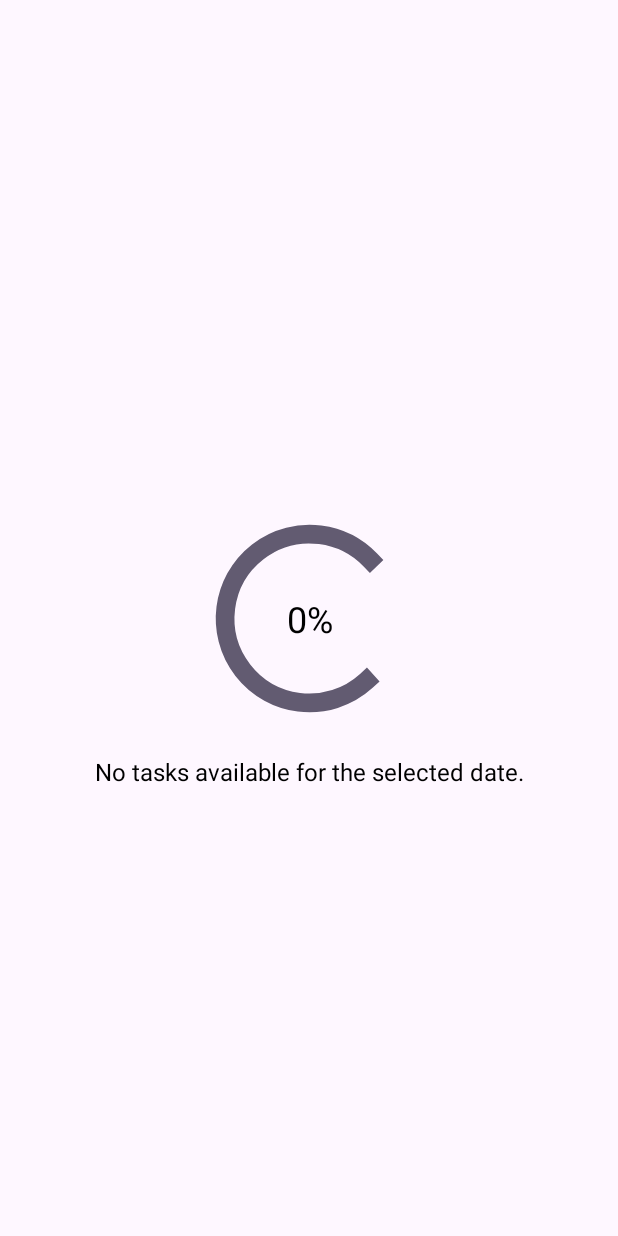
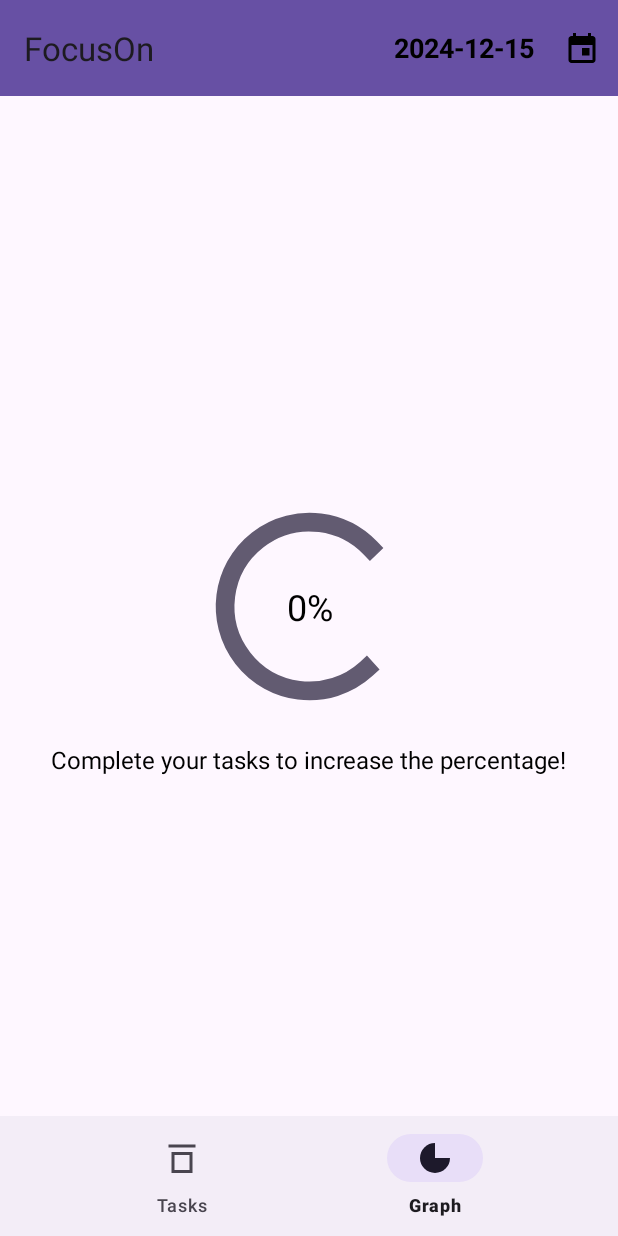
Before and after one commit to HUMBLE25/FocusOn, an Android app: the screen it shows after launch (GraphActivity before the commit, MainActivity after it), item 2 of the bottom bar chosen, on a phone screen of 412 x 824 dp. Run offline under Robolectric (Android 15) with nearby library versions, the phone set to English and light mode, and no system bars.

Commit message:
FIX: The recyclerView in TaskFragment was not updated when deleting, modifying, or completing, but now it does.

```diff
--- a/app/src/main/java/com/example/focuson/GraphActivity.java
+++ b/app/src/main/java/com/example/focuson/GraphFragment.java
@@ -1,41 +1,55 @@
 package com.example.focuson;
 
 import android.os.Bundle;
+import android.view.LayoutInflater;
+import android.view.View;
+import android.view.ViewGroup;
 import android.widget.ProgressBar;
 import android.widget.TextView;
 
-import androidx.appcompat.app.AppCompatActivity;
+import androidx.annotation.NonNull;
+import androidx.annotation.Nullable;
+import androidx.fragment.app.Fragment;
 
 import java.util.ArrayList;
 
-public class GraphActivity extends AppCompatActivity {
+public class GraphFragment extends Fragment {
 
     private ProgressBar progressBar; // 원형 ProgressBar
     private TextView textViewProgress; // 성취도 퍼센트 텍스트
     private TextView textViewDescription; // 성취도 설명 텍스트
     private DBHelper dbHelper; // 데이터베이스 헬퍼
 
+    @Nullable
     @Override
-    protected void onCreate(Bundle savedInstanceState) {
-        super.onCreate(savedInstanceState);
-        setContentView(R.layout.activity_graph);
+    public View onCreateView(@NonNull LayoutInflater inflater, @Nullable ViewGroup container, @Nullable Bundle savedInstanceState) {
+        // fragment_graph.xml을 inflate하여 View 생성
+        return inflater.inflate(R.layout.fragment_graph, container, false);
+    }
+
+    @Override
+    public void onViewCreated(@NonNull View view, @Nullable Bundle savedInstanceState) {
+        super.onViewCreated(view, savedInstanceState);
 
         // View 초기화
-        progressBar = findViewById(R.id.progressBar);
-        textViewProgress = findViewById(R.id.textViewProgress);
-        textViewDescription = findViewById(R.id.textViewDescription);
+        progressBar = view.findViewById(R.id.progressBar);
+        textViewProgress = view.findViewById(R.id.textViewProgress);
+        textViewDescription = view.findViewById(R.id.textViewDescription);
 
         // DBHelper 초기화
-        dbHelper = new DBHelper(this);
+        dbHelper = new DBHelper(requireContext());
 
         // 선택된 날짜 데이터 가져오기
-        String selectedDate = getIntent().getStringExtra("selectedDate");
+        Bundle arguments = getArguments();
+        if (arguments != null) {
+            String selectedDate = arguments.getString("selectedDate");
 
-        // 할 일 완료 비율 계산 및 UI 업데이트
-        updateProgress(selectedDate);
+            // 할 일 완료 비율 계산 및 UI 업데이트
+            updateProgress(selectedDate);
+        }
     }
 
-    private void updateProgress(String date) {
+    public void updateProgress(String date) {
         // 해당 날짜의 모든 할 일 가져오기
         ArrayList<Task> tasks = dbHelper.getTasksByDate(date);
 
--- a/app/src/main/java/com/example/focuson/MainActivity.java
+++ b/app/src/main/java/com/example/focuson/MainActivity.java
@@ -18,6 +18,8 @@
 import androidx.appcompat.widget.Toolbar;
 
 import androidx.fragment.app.Fragment;
+import androidx.fragment.app.FragmentContainer;
+import androidx.fragment.app.FragmentContainerView;
 import androidx.recyclerview.widget.LinearLayoutManager;
 import androidx.recyclerview.widget.RecyclerView;
 
@@ -31,46 +33,45 @@
 
 public class MainActivity extends AppCompatActivity {
     public static final int REQUEST_CODE_EDIT = 101;
-    private ArrayList<Task> taskList;
-    private TaskAdapter taskAdapter;
-    private DBHelper dbHelper;
-    private RecyclerView taskRecyclerView;
-
-    protected Button addTaskButton;
     public ActivityResultLauncher<Intent> editTaskLauncher;
     private Calendar selectedDate; // 날짜 선택을 위한 변수
+    private String forMattedDate; // 바뀐 날짜는 저장하는 변수
+
+    private TaskFragment taskFragment; // TaskFragment 인스턴스
+    private GraphFragment graphFragment; // GraphFragment 인스턴스
+
     @Override
     protected void onCreate(Bundle savedInstanceState) {
         super.onCreate(savedInstanceState);
         setContentView(R.layout.activity_main);
 
-        // DBHelper 초기화
-        dbHelper = new DBHelper(this);
-
-        // RecyclerView 초기화
-        taskRecyclerView = findViewById(R.id.taskRecyclerView);
-
-        taskRecyclerView.setLayoutManager(new LinearLayoutManager(this));
-
-        // addTaskButton 초기화
-        addTaskButton = (Button) findViewById(R.id.addTaskButton);
-
         // 초기 날짜는 오늘로 설정
         selectedDate = Calendar.getInstance();
 
+        forMattedDate = getFormattedDate(selectedDate);
         // 툴바 설정
         Toolbar toolbar = findViewById(R.id.toolbar);
         setSupportActionBar(toolbar);
+
+        // 프래그먼트 초기화
+        taskFragment = new TaskFragment();
+        graphFragment = new GraphFragment();
+
+        // TaskFragment를 초기 화면으로 설정
+        Bundle bundle = new Bundle();
+        bundle.putString("selectedDate", forMattedDate);
+        taskFragment.setArguments(bundle);
+        getSupportFragmentManager().beginTransaction()
+                .replace(R.id.fragmentContainerView, taskFragment)
+                .commit();
 
         // 하단네비게이션바 설정
         BottomNavigationView bottomNavigationView = findViewById(R.id.bottomNavigationView);
         bottomNavigationView.setOnNavigationItemSelectedListener(navListener);
 
-        loadTasksByDate(getFormattedDate(selectedDate)); // 오늘 날짜의 할 일 불러오기
+        handleNewTaskIntent(); // Intent로 새 할 일 데이터 처리
 
-        // 'Add Task' 버튼 클릭 시 AddTaskTitleActivity로 이동
-        addTaskButton.setOnClickListener(new AddTaskClickListener());
-
+        // TaskFragment에서 필요한 매서드
         // "수정" 후 결과 처리
         editTaskLauncher = registerForActivityResult(
                 new ActivityResultContracts.StartActivityForResult(),
@@ -79,65 +80,23 @@
                         boolean isUpdated = result.getData().getBooleanExtra("isUpdated", false);
                         if (isUpdated) {
                             // 모든 데이터를 불러 오는 문제가 있음 해당 날짜의 데이터만 불러오면 될 것이다.
-                            loadTasksFromDB(); // DB에서 할 일 목록 불러오기
-                            setTaskAdapter(); // TaskAdapter 설정, 할일 목록 출력.
-
+                            taskFragment.loadTasksByDate(forMattedDate);// DB에서 할 일 목록 불러오기
                         }
                     }
                 }
         );
-
-        // 새로 추가된 할 일이 있는 경우 목록에 추가
-        if (getIntent().hasExtra("newTaskTitle")) {
-
-            String taskTitle = getIntent().getStringExtra("newTaskTitle");
-            int importance = getIntent().getIntExtra("importanceValue", 1);
-            int desire = getIntent().getIntExtra("desireValue", 1);
-            int obligation = getIntent().getIntExtra("obligationValue", 1);
-            Date deadlineDate = (Date) getIntent().getSerializableExtra("deadline");
-
-            // Date -> String 변환
-            String deadline = null;
-            if (deadlineDate != null) {
-                deadline = new SimpleDateFormat("yyyy-MM-dd", Locale.getDefault()).format(deadlineDate);
-            }
-
-            Task newTask = new Task(0, taskTitle, importance, obligation, deadline, desire, false, null,0);
-            dbHelper.insertTask(newTask); // DB에 새로운 Task 저장
-
-            loadTasksByDate(getFormattedDate(selectedDate));
-            Toast.makeText(this, "할 일이 추가되었습니다.", Toast.LENGTH_SHORT).show();
-        }
     }
 
     @Override
     public boolean onCreateOptionsMenu(Menu menu) {
         getMenuInflater().inflate(R.menu.main_menu, menu);
-
-        MenuItem todayDateItem = menu.findItem(R.id.menu_today_date); // 오늘 날짜 표기
-        View actionView = todayDateItem.getActionView(); // 커스텀 메뉴 항목을 가져오기
-        if (actionView != null) {
-            TextView todayDateText = actionView.findViewById(R.id.custom_today_date);
-            String todayDate = new SimpleDateFormat("yyyy-MM-dd (EEE)", Locale.getDefault())
-                    .format(selectedDate.getTime());
-            todayDateText.setText(todayDate); // 날짜 설정
-        }else {
-            Log.e("MenuItem", "Action view is null for menu_today_date");
-        }
-
+        updateToolbarDate(menu);
         return true;
     }
 
+
     @Override
     public boolean onOptionsItemSelected(MenuItem item) {
-        // menu_graph는 item.getItemId()이 안된다.
-        // 왜 안되지...??
-        // id를 받아오지 못하고 있다. 왜 받아오지 못하는 것일까?
-        // view여서 그런건가?... infalte하지 않아서 못받아 오는 것 같아. 받아 올수 없는 구조인거지
-        // bottomNavigationView를 불어와야해 불러 오면, 메뉴를 어떻게 받아 올거지?
-        // 컨텍스트 메뉴를 만들어야 하나?
-        Log.i("isItem", "isItem: " + item);
-        Log.i("item", "item: " + item.getItemId());
         if (item.getItemId() == R.id.menu_calendar) {
             // 달력 아이콘 클릭 시 날짜 선택 다이얼로그 표시
             showDatePicker();
@@ -145,25 +104,26 @@
         }
         return super.onOptionsItemSelected(item);
     }
+
     private final BottomNavigationView.OnNavigationItemSelectedListener navListener = item -> {
-        // By using switch we can easily get
-        // the selected fragment
-        // by using there id.
-        int itemId = item.getItemId();
-        if (itemId == R.id.menu_graph) {
-            // GraphActivity로 전환
-            Intent graphIntent = new Intent(MainActivity.this, GraphActivity.class);
-            String formattedDate = getFormattedDate(selectedDate); // 현재 선택된 날짜
-            graphIntent.putExtra("selectedDate", formattedDate); // 선택된 날짜 전달
-            startActivity(graphIntent);
-            return true;
-        } else if (itemId == R.id.menu_graph) {
-            // MainActivity로 전환
-            // 현재 날짜의 정보로 전환
+        if (item.getItemId() == R.id.menu_tasks) {
+            setFragment(taskFragment);
+        } else if (item.getItemId() == R.id.menu_graph) {
+            setFragment(graphFragment);
         }
         return true;
     };
 
+    private void updateToolbarDate(Menu menu) {
+        MenuItem todayDateItem = menu.findItem(R.id.menu_today_date);
+        if (todayDateItem != null) {
+            View actionView = todayDateItem.getActionView();
+            if (actionView != null) {
+                TextView todayDateText = actionView.findViewById(R.id.custom_today_date);
+                todayDateText.setText(forMattedDate);
+            }
+        }
+    }
     private void showDatePicker() {
         Calendar currentDate = Calendar.getInstance();
         DatePickerDialog datePickerDialog = new DatePickerDialog(
@@ -175,9 +135,8 @@
                     // 상단 메뉴 날짜 갱신
                     invalidateOptionsMenu();
 
-                    // TODO: 선택된 날짜에 해당하는 할 일을 불러오는 로직 추가
-                    String formattedDate = getFormattedDate(selectedDate);
-                    loadTasksByDate(formattedDate);
+                    forMattedDate = getFormattedDate(selectedDate);
+                    updateFragmentData();
                     Toast.makeText(this, "선택된 날짜: " + new SimpleDateFormat("yyyy-MM-dd", Locale.getDefault()).format(selectedDate.getTime()), Toast.LENGTH_SHORT).show();
                 },
                 currentDate.get(Calendar.YEAR),
@@ -187,42 +146,48 @@
         datePickerDialog.show();
     }
 
+    private void setFragment(Fragment fragment) {
+        getSupportFragmentManager().beginTransaction()
+                .replace(R.id.fragmentContainerView, fragment)
+                .commit();
+    }
+    private void updateFragmentData() {
+        if (taskFragment.isVisible()) {
+            taskFragment.loadTasksByDate(forMattedDate);
+        } else if (graphFragment.isVisible()) {
+            graphFragment.updateProgress(forMattedDate);
+        }
+    }
+
+    private void handleNewTaskIntent() {
+        // 앱이 종료되지는 앟는다.
+        // 하지만 화면이 갱신되지 않는다.
+        // DB에 들어가지만 날짜가 들어가지 않는 문제가 생기고 있다.
+        Intent intent = getIntent();
+        if (intent != null && intent.hasExtra("newTaskTitle")) {
+            String taskTitle = intent.getStringExtra("newTaskTitle");
+            int importance = intent.getIntExtra("importanceValue", 1);
+            int desire = intent.getIntExtra("desireValue", 1);
+            int obligation = intent.getIntExtra("obligationValue", 1);
+            Date deadlineDate = (Date) getIntent().getSerializableExtra("deadline");
+
+            // Date -> String 변환
+            String deadline = null;
+            if (deadlineDate != null) {
+                deadline = new SimpleDateFormat("yyyy-MM-dd", Locale.getDefault()).format(deadlineDate);
+            }
+
+            Task newTask = new Task(0, taskTitle, importance, obligation, deadline, desire, false, null, 0);
+            new DBHelper(this).insertTask(newTask);
+
+            if (taskFragment.isVisible()) {
+                taskFragment.loadTasksByDate(forMattedDate);
+            }
+            Toast.makeText(this, "할 일이 추가되었습니다.", Toast.LENGTH_SHORT).show();
+        }
+    }
     // 날짜 포맷 메서드
     private String getFormattedDate(Calendar calendar) {
         return new SimpleDateFormat("yyyy-MM-dd", Locale.getDefault()).format(calendar.getTime());
     }
-
-    // 선택된 날짜의 데이터를 불러오는 메서드
-    private void loadTasksByDate(String date) {
-        Log.i("date", "(date): "+ date); // 오늘 날은 잘 나온다.
-        taskList = dbHelper.getTasksByDate(date); // DBHelper에서 데이터 불러오기
-        Log.i("dbHelper.getTasksByDate(date)", "dbHelper.getTasksByDate(date)"+taskList); // 데이터를 못불러오고 있다.
-        if (taskList == null) {
-            taskList = new ArrayList<>();
-        }
-        setTaskAdapter(); // RecyclerView 갱신
-    }
-
-    public void loadTasksFromDB() {
-        // DB에서 모든 할 일 불러오기
-        taskList = dbHelper.getTasksWithPriority();
-        if (taskList == null) {
-
-            taskList = new ArrayList<>();
-        }
-    }
-
-    public void setTaskAdapter (){
-        taskAdapter = new TaskAdapter(this, taskList);
-        taskRecyclerView.setAdapter(taskAdapter);
-    }
-
-    private class AddTaskClickListener implements View.OnClickListener{
-        @Override
-        public void onClick(View v) {
-            Intent intent = new Intent(MainActivity.this, AddTaskTitleActivity.class);
-            startActivity(intent);
-        }
-    }
-
 }
--- a/app/src/main/java/com/example/focuson/TaskAdapter.java
+++ b/app/src/main/java/com/example/focuson/TaskAdapter.java
@@ -32,11 +32,14 @@
     private Context context;
     private ArrayList<Task> taskList;
     private DBHelper dbHelper;
-
-    public TaskAdapter(Context context, ArrayList<Task> taskList) {
+    private TaskFragment taskFragment; // TaskFragment 인스턴스
+    private String forMattedDate; // 바뀐 날짜는 저장하는 변수
+    public TaskAdapter(Context context, ArrayList<Task> taskList,  TaskFragment taskFragment,String forMattedDate) {
         this.context = context;
         this.taskList = taskList;
         this.dbHelper = new DBHelper(context); // DBHelper 초기화
+        this.taskFragment = taskFragment;
+        this.forMattedDate = forMattedDate;
     }
 
     @NonNull
@@ -54,7 +57,7 @@
         holder.taskPriorityTextView.setText("Priority: " + task.getPriority()); // 우선순위  설정
         holder.taskCheckBox.setChecked(task.isChecked());
 
-//         checked라면 취소선을 긋고 흐릿하게 만든다.
+//        checked라면 취소선을 긋고 흐릿하게 만든다.
         if(taskList.get(position).isChecked()){
             holder.itemView.setAlpha(0.5f); // 완료시 흐릿하게 만듦.
             holder.itemView.setBackground(new StrikethroughDrawable()); // 전체 itemView에 취소선을 긋는다.
@@ -75,9 +78,8 @@
                 task.setWhenChecked(null);
             }
             dbHelper.updateTask(task); // DB 업데이트
-            ((MainActivity) context).loadTasksFromDB(); // 데이터 불러오기
-            ((MainActivity) context).setTaskAdapter(); // 목록 재정렬, RecyclerView 갱신
-
+            // 선택된 날짜로 할일 목록 갱신
+            taskFragment.loadTasksByDate(forMattedDate);
         });
 
         // 옵션 버튼
@@ -103,8 +105,8 @@
                     dbHelper.deleteTask(task.getId()); // DB에서 삭제
                     taskList.remove(position); // 로컬 리스트에서 삭제
                     Toast.makeText(context, "할 일 삭제됨", Toast.LENGTH_SHORT).show();
-                    ((MainActivity) context).loadTasksFromDB(); // 데이터 불러오기
-                    ((MainActivity) context).setTaskAdapter(); // 목록 재정렬, RecyclerView 갱신
+                    // 선택된 날짜로 할일 목록 갱신
+                    taskFragment.loadTasksByDate(forMattedDate);
                     return true;
                 }
                 return false;
--- /dev/null
+++ b/app/src/main/java/com/example/focuson/TaskFragment.java
@@ -0,0 +1,109 @@
+package com.example.focuson;
+
+import android.content.Intent;
+import android.os.Bundle;
+
+import androidx.activity.result.ActivityResultLauncher;
+import androidx.annotation.NonNull;
+import androidx.annotation.Nullable;
+import androidx.fragment.app.Fragment;
+import androidx.recyclerview.widget.LinearLayoutManager;
+import androidx.recyclerview.widget.RecyclerView;
+
+import android.util.Log;
+import android.view.LayoutInflater;
+import android.view.View;
+import android.view.ViewGroup;
+import android.widget.Button;
+
+import java.text.SimpleDateFormat;
+import java.util.ArrayList;
+import java.util.Calendar;
+import java.util.Locale;
+
+
+public class TaskFragment extends Fragment {
+
+    // TODO: 리사이클러 뷰, 데이터를 불러 올 수 있어야 한다.
+    // TODO: + 버튼 클릭시 다음 인텐트로 넘어 갈 수 있도록 한다.
+    // TODO: 기존의 MainActivity의 모든 과정을 그대로 수행할 수 있도록 한다.
+    // Mainactivity에서 값들을 전달해주는 방식으로 해야할 것이다.
+    // dbhelper의 매서드를 활용하는 방법이니 데이터를 가져오는 것은 문제가 없을 것이다.
+    // 하지만 어느 시점의 데이터를 불러올지는 어떻게 해야할까?
+    // Fragement를 생성하여 MainActivity에 보이게 하는 것이다.
+    // the fragment initialization parameters, e.g. ARG_ITEM_NUMBER
+    public static final int REQUEST_CODE_EDIT = 101;
+    private ArrayList<Task> taskList;
+    private TaskAdapter taskAdapter;
+    private DBHelper dbHelper;
+    private RecyclerView taskRecyclerView;
+    protected Button addTaskButton;
+    private Calendar selectedDate; // 날짜 선택을 위한 변수
+    private String forMattedDate; // 바뀐 날짜는 저장하는 변수
+    public ActivityResultLauncher<Intent> editTaskLauncher;
+    public TaskFragment() {
+    }
+    @Override
+    public void onCreate(Bundle savedInstanceState) {
+        super.onCreate(savedInstanceState);
+    }
+    @Override
+    public View onCreateView(LayoutInflater inflater, ViewGroup container, Bundle savedInstanceState) {
+        // fragment_graph.xml을 inflate하여 View 생성
+        return inflater.inflate(R.layout.fragment_task, container, false);
+    }
+
+    // bundle로 날짜를 받아오고 해당 날짜의 데이터를 가져와 출력한다.
+    @Override
+    public void onViewCreated(@NonNull View view, @Nullable Bundle savedInstanceState) {
+        super.onViewCreated(view, savedInstanceState);
+        // 초기 날짜는 오늘로 설정
+        selectedDate = Calendar.getInstance();
+
+        dbHelper = new DBHelper(requireContext());
+
+        taskRecyclerView = view.findViewById(R.id.taskRecyclerView);
+        taskRecyclerView.setLayoutManager(new LinearLayoutManager(requireContext()));
+
+        forMattedDate = getFormattedDate(selectedDate); // 날짜의 포멧을 바꿈
+        loadTasksByDate(forMattedDate);
+
+        // 선택된 날짜 데이터 가져오기
+        Bundle arguments = getArguments();
+        if (arguments != null) {
+            forMattedDate = arguments.getString("selectedDate");
+            // 할일 목록 조회
+            loadTasksByDate(forMattedDate);
+        }
+
+        addTaskButton = view.findViewById(R.id.addTaskButton); // 버튼 초기화
+        addTaskButton.setOnClickListener(new AddTaskClickListener()); // 버튼 리스너 설정
+    }
+
+
+    // 받는 인자 값은 날짜만을 받으며, 리턴값은 없다.
+    public void loadTasksByDate(String date) {
+        taskList = dbHelper.getTasksByDate(date); // DBHelper에서 데이터 불러오기
+        if (taskList == null) {
+            taskList = new ArrayList<>();
+        }
+        // TaskAdapter에서 프래그멘트와 날짜를 받으면 되지 않나?
+        taskAdapter = new TaskAdapter(requireContext(), taskList,this,forMattedDate);// RecyclerView 갱신
+
+        taskRecyclerView.setAdapter(taskAdapter);
+    }
+    // 날짜 포멧 설정 매소드
+    private String getFormattedDate(Calendar calendar) {
+        return new SimpleDateFormat("yyyy-MM-dd", Locale.getDefault()).format(calendar.getTime());
+    }
+
+    // 버튼 클릭시 AddTaskTitleActivity로 전환한다.
+    private class AddTaskClickListener implements View.OnClickListener{
+        @Override
+        public void onClick(View v) {
+            Intent intent = new Intent(requireContext(), AddTaskTitleActivity.class);
+            startActivity(intent);
+        }
+    }
+
+}
--- a/app/src/main/res/layout/activity_main.xml
+++ b/app/src/main/res/layout/activity_main.xml
@@ -1,5 +1,4 @@
-<androidx.constraintlayout.widget.ConstraintLayout
-    xmlns:android="http://schemas.android.com/apk/res/android"
+<androidx.constraintlayout.widget.ConstraintLayout xmlns:android="http://schemas.android.com/apk/res/android"
     xmlns:app="http://schemas.android.com/apk/res-auto"
     xmlns:tools="http://schemas.android.com/tools"
     android:layout_width="match_parent"
@@ -13,33 +12,45 @@
         android:layout_height="wrap_content"
         android:background="?attr/colorPrimary"
         android:theme="@style/ThemeOverlay.AppCompat.ActionBar"
-        app:popupTheme="@style/ThemeOverlay.AppCompat.Light"
+        app:layout_constraintEnd_toEndOf="parent"
+        app:layout_constraintStart_toStartOf="parent"
         app:layout_constraintTop_toTopOf="parent"
-        app:layout_constraintStart_toStartOf="parent"
-        app:layout_constraintEnd_toEndOf="parent" />
+        app:popupTheme="@style/ThemeOverlay.AppCompat.Light" />
 
-    <!-- 할 일 목록을 표시하는 RecyclerView, 스크롤바 추가-->
-    <androidx.recyclerview.widget.RecyclerView
-        android:id="@+id/taskRecyclerView"
+    <!-- 프래그먼트로 교체할 예정 -->
+    <!--     할 일 목록을 표시하는 RecyclerView, 스크롤바 추가-->
+    <!--    <androidx.recyclerview.widget.RecyclerView-->
+    <!--        android:id="@+id/taskRecyclerView"-->
+    <!--        android:layout_width="0dp"-->
+    <!--        android:layout_height="0dp"-->
+    <!--        android:scrollbars="vertical"-->
+    <!--        app:layout_constraintTop_toBottomOf="@+id/toolbar"-->
+    <!--        app:layout_constraintBottom_toTopOf="@+id/addTaskButton"-->
+    <!--        app:layout_constraintStart_toStartOf="parent"-->
+    <!--        app:layout_constraintEnd_toEndOf="parent"-->
+    <!--        tools:listitem="@layout/item_task" />-->
+
+    <!-- 새 할 일 추가 버튼 -->
+    <!--    <Button-->
+    <!--        android:id="@+id/addTaskButton"-->
+    <!--        android:layout_width="wrap_content"-->
+    <!--        android:layout_height="wrap_content"-->
+    <!--        android:layout_marginBottom="8dp"-->
+    <!--        android:text="+"-->
+    <!--        app:layout_constraintBottom_toTopOf="@+id/bottomNavigationView"-->
+    <!--        app:layout_constraintEnd_toEndOf="parent"-->
+    <!--        app:layout_constraintStart_toStartOf="parent" />-->
+
+    <!--  프래그먼튼 뷰  -->
+    <androidx.fragment.app.FragmentContainerView
+        android:id="@+id/fragmentContainerView"
+        android:name="com.example.focuson.TaskFragment"
         android:layout_width="0dp"
         android:layout_height="0dp"
-        android:scrollbars="vertical"
-        app:layout_constraintTop_toBottomOf="@+id/toolbar"
-        app:layout_constraintBottom_toTopOf="@+id/addTaskButton"
-        app:layout_constraintStart_toStartOf="parent"
-        app:layout_constraintEnd_toEndOf="parent"
-        tools:listitem="@layout/item_task" />
-
-    <!-- 새 할 일 추가 버튼 -->
-    <Button
-        android:id="@+id/addTaskButton"
-        android:layout_width="wrap_content"
-        android:layout_height="wrap_content"
-        android:layout_marginBottom="8dp"
-        android:text="+"
         app:layout_constraintBottom_toTopOf="@+id/bottomNavigationView"
         app:layout_constraintEnd_toEndOf="parent"
-        app:layout_constraintStart_toStartOf="parent" />
+        app:layout_constraintStart_toStartOf="parent"
+        app:layout_constraintTop_toBottomOf="@+id/toolbar" />
 
     <!-- 하단 네비게이션 추가 -->
     <com.google.android.material.bottomnavigation.BottomNavigationView
@@ -47,8 +58,8 @@
         android:layout_width="0dp"
         android:layout_height="wrap_content"
         app:layout_constraintBottom_toBottomOf="parent"
+        app:layout_constraintEnd_toEndOf="parent"
         app:layout_constraintStart_toStartOf="parent"
-        app:layout_constraintEnd_toEndOf="parent"
         app:menu="@menu/bottom_nav_menu" />
 
 </androidx.constraintlayout.widget.ConstraintLayout>
--- a/app/src/main/res/layout/activity_graph.xml
+++ b/app/src/main/res/layout/fragment_graph.xml
@@ -1,8 +1,11 @@
 <androidx.constraintlayout.widget.ConstraintLayout
     xmlns:android="http://schemas.android.com/apk/res/android"
     xmlns:app="http://schemas.android.com/apk/res-auto"
+    xmlns:tools="http://schemas.android.com/tools"
+    android:id="@+id/TaskFrameLayout"
     android:layout_width="match_parent"
-    android:layout_height="match_parent">
+    android:layout_height="match_parent"
+    tools:context=".TaskFragment">
 
     <!-- 원형 ProgressBar -->
     <ProgressBar
--- a/app/src/main/res/values/strings.xml
+++ b/app/src/main/res/values/strings.xml
@@ -1,3 +1,5 @@
 <resources>
     <string name="app_name">myTodolist</string>
+    <!-- TODO: Remove or change this placeholder text -->
+    <string name="hello_blank_fragment">Hello blank fragment</string>
 </resources>
```
Also changed, not shown: app/src/main/AndroidManifest.xml (+7 -2 lines), app/src/main/res/layout/fragment_task.xml (added, +44 -0 lines).
